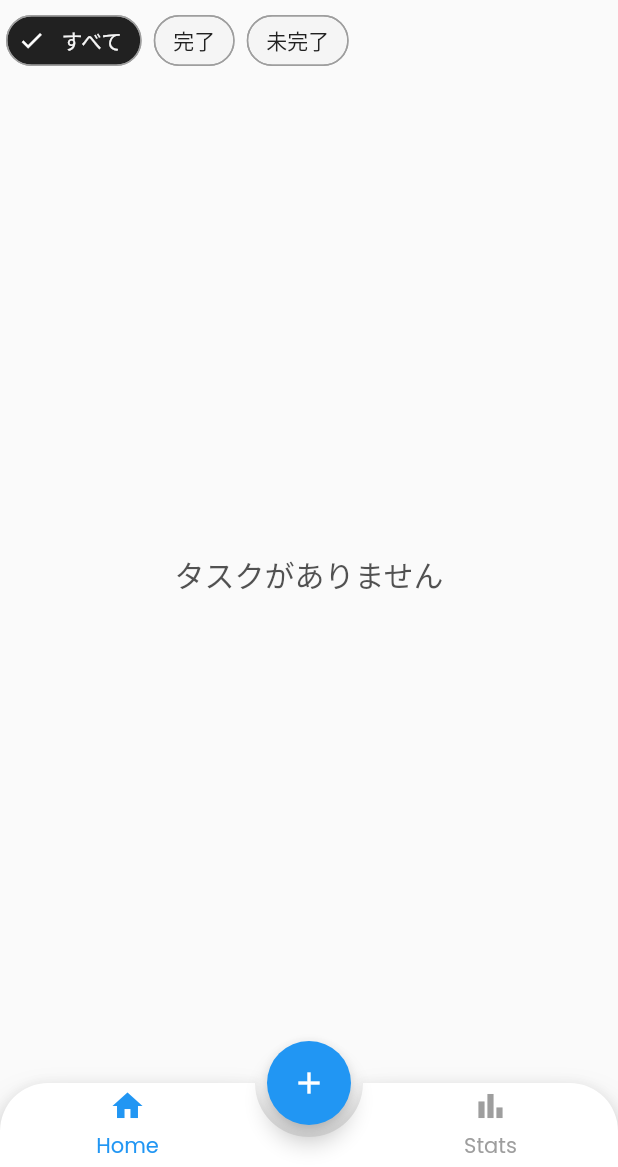
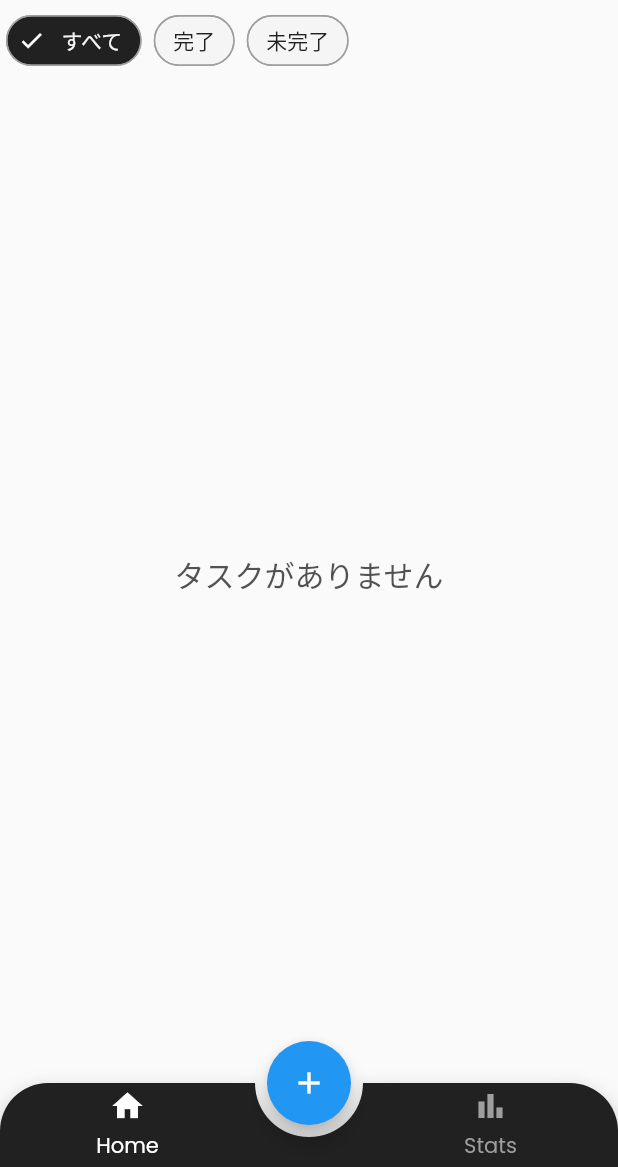
Before and after one commit to mnengineer/roadmap, a Flutter app: the screen it shows once a user with an empty profile is signed in, on a phone screen of 412 x 824 dp, the part 69-1236 px from its top. Run offline on Flutter 3.47's test engine with Material 2 defaults, Android fonts, the phone set to English and light mode, and no system bars; drawn by our look-alikes of animated_bottom_navigation_bar; our stand-ins replace cloud_firestore, device_preview, firebase_auth, firebase_core, flutter_hooks, freezed_annotation and 7 more; accounts and stored records are empty.

Commit message:
🎨 style: ボトムナビゲーションバーのスタイル調整

```diff
--- a/lib/presentation/views/home_screen.dart
+++ b/lib/presentation/views/home_screen.dart
@@ -54,7 +54,7 @@ class HomeScreen extends HookConsumerWidget {
             bottomNavigationBar: AnimatedBottomNavigationBar.builder(
               itemCount: iconList.length,
               tabBuilder: (int index, bool isActive) {
-                final color = isActive ? Colors.blue : Colors.grey;
+                final color = isActive ? Colors.white : Colors.grey;
                 return Column(
                   mainAxisSize: MainAxisSize.min,
                   mainAxisAlignment: MainAxisAlignment.center,
@@ -75,9 +75,9 @@ class HomeScreen extends HookConsumerWidget {
                   ],
                 );
               },
-              backgroundColor: Colors.white,
+              backgroundColor: Colors.grey[900],
               activeIndex: tabIndex.value,
-              splashColor: Colors.blue,
+              splashColor: Colors.white,
               notchAndCornersAnimation: borderRadiusAnimationController,
               splashSpeedInMilliseconds: 300,
               notchSmoothness: NotchSmoothness.defaultEdge,
@@ -85,11 +85,6 @@ class HomeScreen extends HookConsumerWidget {
               leftCornerRadius: 32,
               rightCornerRadius: 32,
               onTap: (index) => tabIndex.value = index,
-              shadow: const BoxShadow(
-                offset: Offset(0, 1),
-                blurRadius: 12,
-                spreadRadius: 0.5,
-              ),
             ),
           );
         }
```
